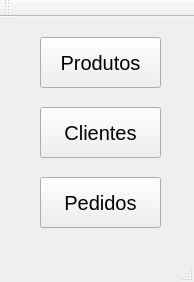
Before: the Qt Designer form mainwindow.ui in ElielLucas/IventoryControl, drawn with Qt 5.
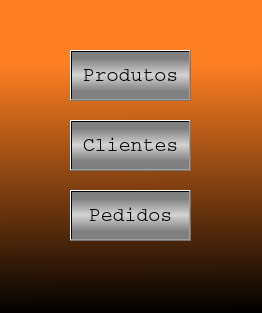
After: the same form once the commit is applied. Icons and pictures are not drawn.

The edit to the form file:
```diff
--- a/mainwindow.ui
+++ b/mainwindow.ui
@@ -6,28 +6,50 @@
    <rect>
     <x>0</x>
     <y>0</y>
-    <width>194</width>
-    <height>282</height>
+    <width>262</width>
+    <height>313</height>
    </rect>
   </property>
+  <property name="minimumSize">
+   <size>
+    <width>262</width>
+    <height>313</height>
+   </size>
+  </property>
+  <property name="maximumSize">
+   <size>
+    <width>262</width>
+    <height>313</height>
+   </size>
+  </property>
   <property name="windowTitle">
    <string>eComerce</string>
   </property>
+  <property name="styleSheet">
+   <string notr="true">QMainWindow{background:qlineargradient(spread:pad, x1:0.994, y1:0, x2:1, y2:1, stop:0.198864 rgba(255, 127, 34, 251), stop:1 rgba(0, 0, 0, 255))}
+</string>
+  </property>
   <widget class="QWidget" name="centralwidget">
    <widget class="QPushButton" name="btnProdutos">
     <property name="geometry">
      <rect>
-      <x>40</x>
-      <y>20</y>
+      <x>70</x>
+      <y>50</y>
       <width>121</width>
       <height>51</height>
      </rect>
     </property>
     <property name="font">
      <font>
+      <family>Courier</family>
       <pointsize>15</pointsize>
      </font>
     </property>
+    <property name="styleSheet">
+     <string notr="true">QPushButton{background:qlineargradient(spread:reflect, x1:0.994318, y1:0.915, x2:0.994318, y2:0.488, stop:0.1875 rgba(128, 128, 128, 255), stop:1 rgba(211, 211, 211, 255))}
+
+</string>
+    </property>
     <property name="text">
      <string>Produtos</string>
     </property>
@@ -35,17 +57,23 @@
    <widget class="QPushButton" name="btnClientes">
     <property name="geometry">
      <rect>
-      <x>40</x>
-      <y>90</y>
+      <x>70</x>
+      <y>120</y>
       <width>121</width>
       <height>51</height>
      </rect>
     </property>
     <property name="font">
      <font>
+      <family>Courier</family>
       <pointsize>15</pointsize>
      </font>
     </property>
+    <property name="styleSheet">
+     <string notr="true">QPushButton{background:qlineargradient(spread:reflect, x1:0.994318, y1:0.915, x2:0.994318, y2:0.488, stop:0.1875 rgba(128, 128, 128, 255), stop:1 rgba(211, 211, 211, 255))}
+
+</string>
+    </property>
     <property name="text">
      <string>Clientes</string>
     </property>
@@ -53,59 +81,27 @@
    <widget class="QPushButton" name="btnPedidos">
     <property name="geometry">
      <rect>
-      <x>40</x>
-      <y>160</y>
+      <x>70</x>
+      <y>190</y>
       <width>121</width>
       <height>51</height>
      </rect>
     </property>
     <property name="font">
      <font>
+      <family>Courier</family>
       <pointsize>15</pointsize>
      </font>
     </property>
+    <property name="styleSheet">
+     <string notr="true">QPushButton{background:qlineargradient(spread:reflect, x1:0.994318, y1:0.915, x2:0.994318, y2:0.488, stop:0.1875 rgba(128, 128, 128, 255), stop:1 rgba(211, 211, 211, 255))}
+
+</string>
+    </property>
     <property name="text">
      <string>Pedidos</string>
     </property>
    </widget>
-   <widget class="QLabel" name="label">
-    <property name="geometry">
-     <rect>
-      <x>200</x>
-      <y>40</y>
-      <width>321</width>
-      <height>141</height>
-     </rect>
-    </property>
-    <property name="text">
-     <string/>
-    </property>
-    <property name="pixmap">
-     <pixmap>images.png</pixmap>
-    </property>
-   </widget>
-  </widget>
-  <widget class="QMenuBar" name="menubar">
-   <property name="geometry">
-    <rect>
-     <x>0</x>
-     <y>0</y>
-     <width>194</width>
-     <height>21</height>
-    </rect>
-   </property>
-  </widget>
-  <widget class="QStatusBar" name="statusbar"/>
-  <widget class="QToolBar" name="toolBar">
-   <property name="windowTitle">
-    <string>toolBar</string>
-   </property>
-   <attribute name="toolBarArea">
-    <enum>TopToolBarArea</enum>
-   </attribute>
-   <attribute name="toolBarBreak">
-    <bool>false</bool>
-   </attribute>
   </widget>
  </widget>
  <resources/>
```
